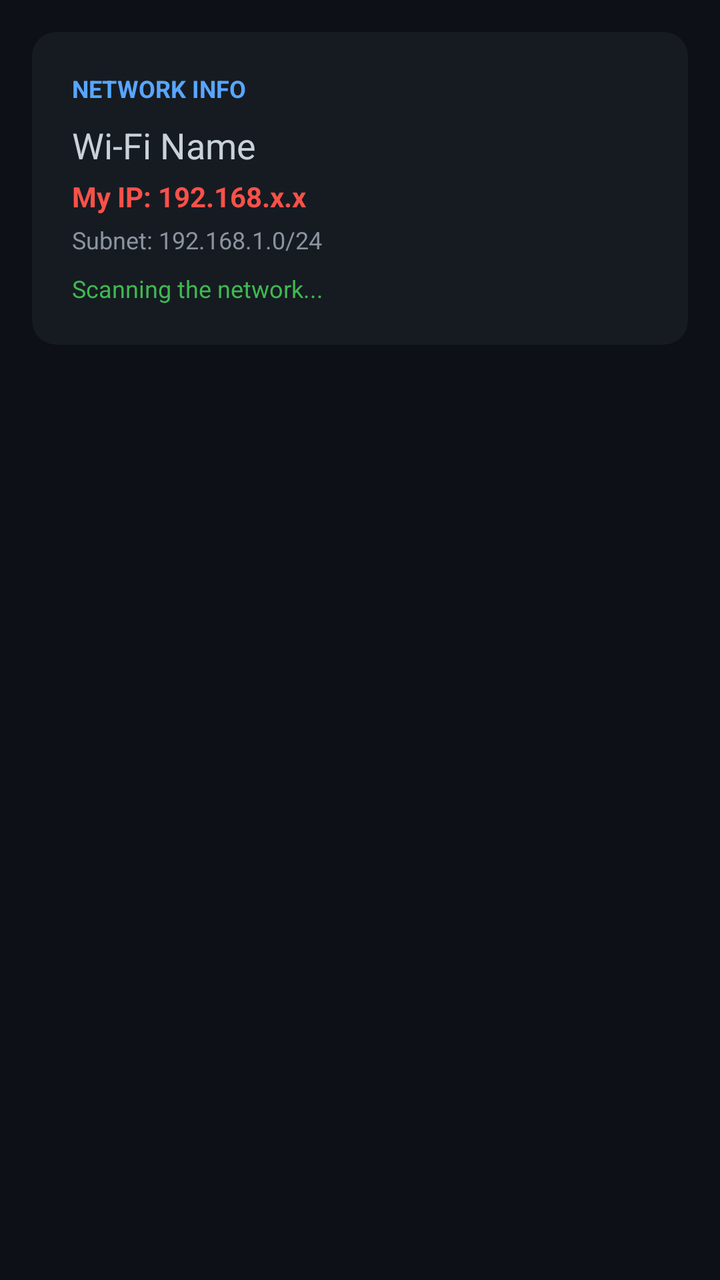
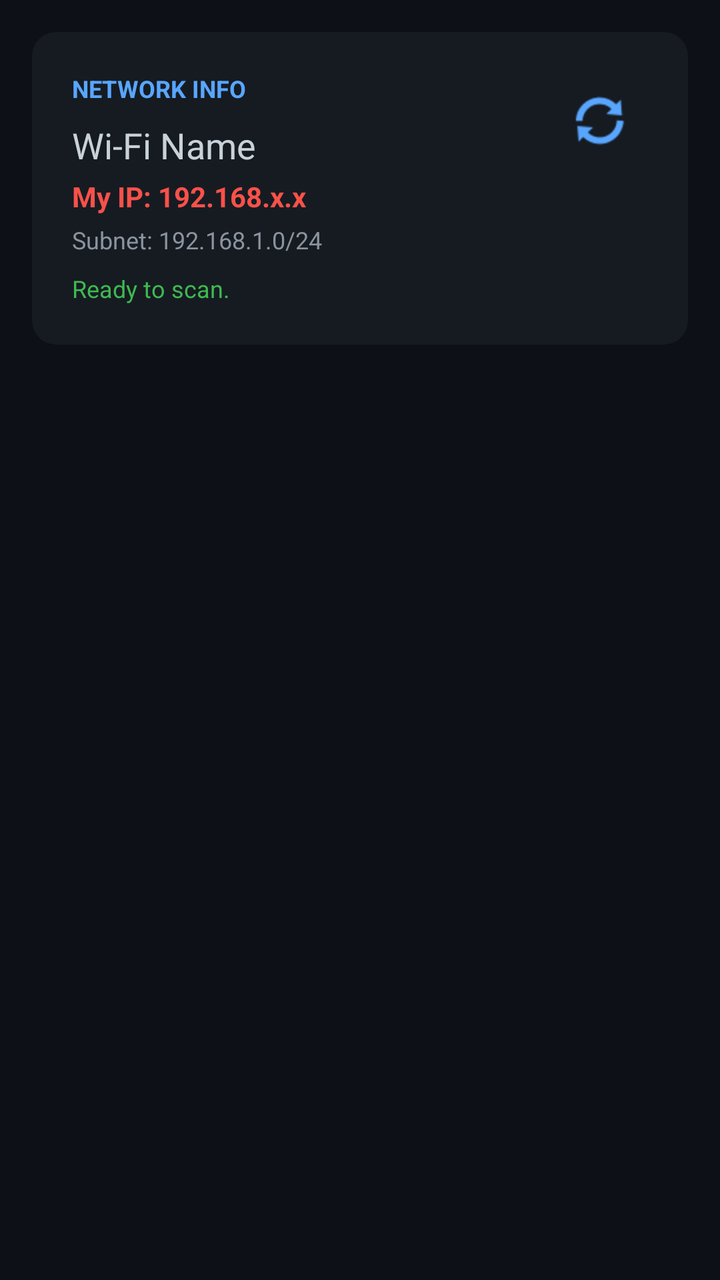

The first picture is an Android layout as it rendered before a commit; the second is the same layout after the commit. The layout source and the unified diff follow.
<!-- AndroidManifest.xml: application theme AppTheme -->
<!-- res/layout/activity_local.xml -->
<?xml version="1.0" encoding="utf-8"?>
<LinearLayout xmlns:android="http://schemas.android.com/apk/res/android"
    xmlns:app="http://schemas.android.com/apk/res-auto"
    android:layout_width="match_parent" android:layout_height="match_parent"
    android:orientation="vertical" android:background="#0D1117" android:padding="16dp">

    <androidx.cardview.widget.CardView
        android:layout_width="match_parent" android:layout_height="wrap_content"
        android:layout_marginBottom="16dp" app:cardBackgroundColor="#161B22" app:cardCornerRadius="12dp" app:cardElevation="0dp">
        <LinearLayout android:layout_width="match_parent" android:layout_height="wrap_content"
            android:orientation="vertical" android:padding="20dp">
            <TextView android:layout_width="wrap_content" android:layout_height="wrap_content"
                android:text="NETWORK INFO" android:textColor="#58A6FF" android:textSize="12sp" android:textStyle="bold"/>
            <TextView android:id="@+id/tvSsid" android:layout_width="wrap_content" android:layout_height="wrap_content"
                android:text="Wi-Fi Name" android:textColor="#C9D1D9" android:textSize="18sp" android:layout_marginTop="8dp"/>
            
            <TextView android:id="@+id/tvMyIp" android:layout_width="wrap_content" android:layout_height="wrap_content"
                android:text="My IP: 192.168.x.x" android:textColor="#F85149" android:textSize="14sp" android:layout_marginTop="4dp" android:textStyle="bold"/>
                
            <TextView android:id="@+id/tvSubnet" android:layout_width="wrap_content" android:layout_height="wrap_content"
                android:text="Subnet: 192.168.1.0/24" android:textColor="#8B949E" android:textSize="12sp" android:layout_marginTop="4dp"/>
            <TextView android:id="@+id/tvStatus" android:layout_width="wrap_content" android:layout_height="wrap_content"
                android:text="Scanning the network..." android:textColor="#3FB950" android:textSize="12sp" android:layout_marginTop="8dp"/>
        </LinearLayout>
    </androidx.cardview.widget.CardView>

    <androidx.recyclerview.widget.RecyclerView
        android:id="@+id/recyclerDevices"
        android:layout_width="match_parent" android:layout_height="match_parent"/>
</LinearLayout>
<!-- resources referenced by this layout -->
<resources>
  <style name="AppTheme" parent="Theme.MaterialComponents.NoActionBar">
          <item name="android:windowBackground">#0D1117</item>
          <item name="android:statusBarColor">#161B22</item>
          <item name="colorPrimary">#58A6FF</item>
      </style>
</resources>

<!-- the commit's change to res/layout/activity_local.xml (unified diff, before → after) -->
@@ -1,30 +1,19 @@
 <?xml version="1.0" encoding="utf-8"?>
-<LinearLayout xmlns:android="http://schemas.android.com/apk/res/android"
-    xmlns:app="http://schemas.android.com/apk/res-auto"
-    android:layout_width="match_parent" android:layout_height="match_parent"
-    android:orientation="vertical" android:background="#0D1117" android:padding="16dp">
-
-    <androidx.cardview.widget.CardView
-        android:layout_width="match_parent" android:layout_height="wrap_content"
-        android:layout_marginBottom="16dp" app:cardBackgroundColor="#161B22" app:cardCornerRadius="12dp" app:cardElevation="0dp">
-        <LinearLayout android:layout_width="match_parent" android:layout_height="wrap_content"
-            android:orientation="vertical" android:padding="20dp">
-            <TextView android:layout_width="wrap_content" android:layout_height="wrap_content"
-                android:text="NETWORK INFO" android:textColor="#58A6FF" android:textSize="12sp" android:textStyle="bold"/>
-            <TextView android:id="@+id/tvSsid" android:layout_width="wrap_content" android:layout_height="wrap_content"
-                android:text="Wi-Fi Name" android:textColor="#C9D1D9" android:textSize="18sp" android:layout_marginTop="8dp"/>
-            
-            <TextView android:id="@+id/tvMyIp" android:layout_width="wrap_content" android:layout_height="wrap_content"
-                android:text="My IP: 192.168.x.x" android:textColor="#F85149" android:textSize="14sp" android:layout_marginTop="4dp" android:textStyle="bold"/>
-                
-            <TextView android:id="@+id/tvSubnet" android:layout_width="wrap_content" android:layout_height="wrap_content"
-                android:text="Subnet: 192.168.1.0/24" android:textColor="#8B949E" android:textSize="12sp" android:layout_marginTop="4dp"/>
-            <TextView android:id="@+id/tvStatus" android:layout_width="wrap_content" android:layout_height="wrap_content"
-                android:text="Scanning the network..." android:textColor="#3FB950" android:textSize="12sp" android:layout_marginTop="8dp"/>
+<LinearLayout xmlns:android="http://schemas.android.com/apk/res/android" xmlns:app="http://schemas.android.com/apk/res-auto" android:layout_width="match_parent" android:layout_height="match_parent" android:orientation="vertical" android:background="#0D1117" android:padding="16dp">
+    <androidx.cardview.widget.CardView android:layout_width="match_parent" android:layout_height="wrap_content" android:layout_marginBottom="16dp" app:cardBackgroundColor="#161B22" app:cardCornerRadius="12dp" app:cardElevation="0dp">
+        <LinearLayout android:layout_width="match_parent" android:layout_height="wrap_content" android:orientation="vertical" android:padding="20dp">
+            <LinearLayout android:layout_width="match_parent" android:layout_height="wrap_content" android:orientation="horizontal" android:gravity="center_vertical">
+                <LinearLayout android:layout_width="0dp" android:layout_height="wrap_content" android:layout_weight="1" android:orientation="vertical">
+                    <TextView android:layout_width="wrap_content" android:layout_height="wrap_content" android:text="NETWORK INFO" android:textColor="#58A6FF" android:textSize="12sp" android:textStyle="bold"/>
+                    <TextView android:id="@+id/tvSsid" android:layout_width="wrap_content" android:layout_height="wrap_content" android:text="Wi-Fi Name" android:textColor="#C9D1D9" android:textSize="18sp" android:layout_marginTop="8dp"/>
+                </LinearLayout>
+                <ImageButton android:id="@+id/btnRescan" android:layout_width="48dp" android:layout_height="48dp" android:background="?attr/selectableItemBackgroundBorderless" android:src="@android:drawable/ic_popup_sync" android:tint="#58A6FF"/>
+            </LinearLayout>
+            <TextView android:id="@+id/tvMyIp" android:layout_width="wrap_content" android:layout_height="wrap_content" android:text="My IP: 192.168.x.x" android:textColor="#F85149" android:textSize="14sp" android:layout_marginTop="4dp" android:textStyle="bold"/>
+            <TextView android:id="@+id/tvSubnet" android:layout_width="wrap_content" android:layout_height="wrap_content" android:text="Subnet: 192.168.1.0/24" android:textColor="#8B949E" android:textSize="12sp" android:layout_marginTop="4dp"/>
+            <ProgressBar android:id="@+id/progressBar" android:layout_width="match_parent" android:layout_height="wrap_content" android:layout_marginTop="8dp" style="?android:attr/progressBarStyleHorizontal" android:indeterminate="true" android:indeterminateTint="#58A6FF" android:visibility="gone"/>
+            <TextView android:id="@+id/tvStatus" android:layout_width="wrap_content" android:layout_height="wrap_content" android:text="Ready to scan." android:textColor="#3FB950" android:textSize="12sp" android:layout_marginTop="8dp"/>
         </LinearLayout>
     </androidx.cardview.widget.CardView>
-
-    <androidx.recyclerview.widget.RecyclerView
-        android:id="@+id/recyclerDevices"
-        android:layout_width="match_parent" android:layout_height="match_parent"/>
+    <androidx.recyclerview.widget.RecyclerView android:id="@+id/recyclerDevices" android:layout_width="match_parent" android:layout_height="match_parent"/>
 </LinearLayout>
<!-- resource entries referenced after the edit -->
@@ -1,9 +1,5 @@
 <!-- resources referenced by this layout -->
 <resources>
-  <style name="AppTheme" parent="Theme.MaterialComponents.NoActionBar">
-          <item name="android:windowBackground">#0D1117</item>
-          <item name="android:statusBarColor">#161B22</item>
-          <item name="colorPrimary">#58A6FF</item>
-      </style>
+  <style name="AppTheme" parent="Theme.MaterialComponents.NoActionBar"><item name="android:windowBackground">#0D1117</item><item name="android:statusBarColor">#161B22</item><item name="colorPrimary">#58A6FF</item></style>
 </resources>
 
